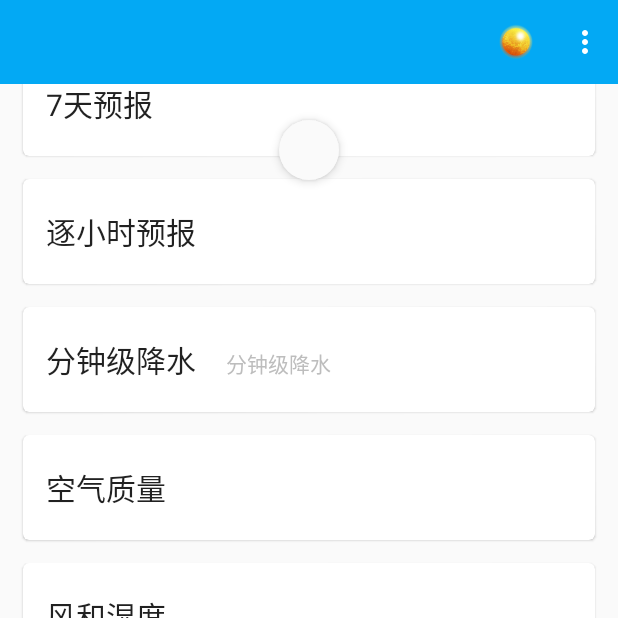
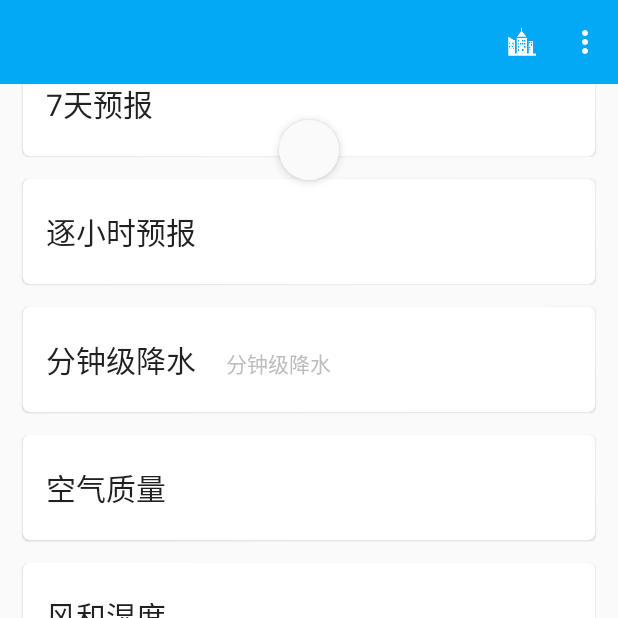
Before and after one commit to dream-seeker-steven/DayWeather, an Android app: the WeatherActivity screen opened directly, with no data from a screen before it, scrolled down 537 dp, on a phone screen of 412 x 824 dp, the top half of it. Run offline under Robolectric (Android 15) with nearby library versions, the phone set to English and light mode, and no system bars; 3 statements that could not run were skipped.

Commit message:
基本功能完成

```diff
--- a/app/src/main/java/cn/suyyy/dayweather/ui/city/CityFragment.kt
+++ b/app/src/main/java/cn/suyyy/dayweather/ui/city/CityFragment.kt
@@ -11,6 +11,7 @@ import androidx.lifecycle.Observer
 import androidx.lifecycle.ViewModelProvider
 import androidx.recyclerview.widget.LinearLayoutManager
 import cn.suyyy.dayweather.R
+import cn.suyyy.dayweather.app.MainActivity
 import cn.suyyy.dayweather.ui.weather.WeatherActivity
 import cn.suyyy.dayweather.util.showToast
 import kotlinx.android.synthetic.main.fragment_city.*
@@ -28,15 +29,14 @@ class CityFragment : Fragment() {
         container: ViewGroup?,
         savedInstanceState: Bundle?
     ): View? {
-        return inflater.inflate(R.layout.fragment_city,container,false)
+        return inflater.inflate(R.layout.fragment_city, container, false)
     }
 
     override fun onActivityCreated(savedInstanceState: Bundle?) {
         super.onActivityCreated(savedInstanceState)
-
-        if (viewModel.isCitySaved()){
+        if (activity is MainActivity && viewModel.isCitySaved()) {
             val city = viewModel.getSaveCity()
-            val intent = Intent(context,WeatherActivity::class.java).apply {
+            val intent = Intent(context, WeatherActivity::class.java).apply {
                 val location = "${city.lon},${city.lat}"
                 putExtra("city_location", location)
                 putExtra("city_name", city.name)
@@ -48,16 +48,18 @@ class CityFragment : Fragment() {
 
         val layoutManager = LinearLayoutManager(activity)
         recyclerView.layoutManager = layoutManager
+        if (activity is MainActivity) {
+            viewModel.getHotCityList()
+        }
         // 加载热门数据
-        viewModel.getHotCityList()
-        adapter = CityAdapter(this,viewModel.cityList)
+        adapter = CityAdapter(this, viewModel.cityList)
         recyclerView.adapter = adapter
 
         searchCityEdit.addTextChangedListener { editable ->
             val content = editable.toString()
-            if (content.isNotEmpty()){
+            if (content.isNotEmpty()) {
                 viewModel.searchCityList(content)
-            }else{
+            } else {
                 viewModel.cityList.clear()
                 adapter.notifyDataSetChanged()
             }
--- a/app/src/main/res/layout/activity_weather.xml
+++ b/app/src/main/res/layout/activity_weather.xml
@@ -32,6 +32,7 @@
                     android:gravity="center"
                     android:textColor="@color/primary_text_light"
                     android:textSize="25sp" />
+
             </androidx.appcompat.widget.Toolbar>
         </com.google.android.material.appbar.AppBarLayout>
 
@@ -68,8 +69,25 @@
 
                 <include layout="@layout/realtime_indices" />
             </LinearLayout>
-
         </ScrollView>
         </androidx.swiperefreshlayout.widget.SwipeRefreshLayout>
+
     </androidx.coordinatorlayout.widget.CoordinatorLayout>
+
+    <FrameLayout
+        android:layout_width="match_parent"
+        android:layout_height="match_parent"
+        android:layout_gravity="start"
+        android:background="@color/primary"
+        android:clickable="true"
+        android:focusable="true">
+
+        <fragment
+            android:id="@+id/placecFragment"
+            android:name="cn.suyyy.dayweather.ui.city.CityFragment"
+            android:layout_width="match_parent"
+            android:layout_height="match_parent"
+            android:layout_marginTop="25dp" />
+
+    </FrameLayout>
 </androidx.drawerlayout.widget.DrawerLayout>
--- a/app/src/main/res/layout/daily_item.xml
+++ b/app/src/main/res/layout/daily_item.xml
@@ -17,7 +17,6 @@
         android:layout_gravity="center_vertical"
         android:layout_height="40dp" />
 
-
     <TextView
         android:id="@+id/dailyText"
         android:layout_width="0dp"
--- a/app/src/main/res/layout/realtime_hourly_item.xml
+++ b/app/src/main/res/layout/realtime_hourly_item.xml
@@ -2,7 +2,7 @@
 <LinearLayout xmlns:android="http://schemas.android.com/apk/res/android"
     android:layout_width="match_parent"
     android:layout_height="match_parent"
-    android:layout_margin="15dp">
+    android:layout_margin="10dp">
 
     <TextView
         android:id="@+id/hourlyFxTime"
--- a/app/src/main/res/layout/realtime_indices.xml
+++ b/app/src/main/res/layout/realtime_indices.xml
@@ -32,6 +32,10 @@
 
         </LinearLayout>
 
+        <TextView
+            android:layout_width="match_parent"
+            android:layout_height="60dp"/>
+
     </LinearLayout>
 
 </com.google.android.material.card.MaterialCardView>
--- a/app/src/main/res/layout/realtime_sun.xml
+++ b/app/src/main/res/layout/realtime_sun.xml
@@ -32,7 +32,7 @@
                 android:id="@+id/realtimeSunrise"
                 android:layout_width="wrap_content"
                 android:paddingBottom="10dp"
-                android:paddingStart="10dp"
+                android:paddingStart="20dp"
                 android:layout_alignParentStart="true"
                 android:layout_height="wrap_content"/>
 
@@ -40,7 +40,7 @@
                 android:id="@+id/realtimeSunset"
                 android:layout_width="wrap_content"
                 android:paddingBottom="10dp"
-                android:paddingEnd="10dp"
+                android:paddingEnd="20dp"
                 android:layout_alignParentEnd="true"
                 android:layout_height="wrap_content"/>
 
--- a/app/src/main/res/menu/toolbar.xml
+++ b/app/src/main/res/menu/toolbar.xml
@@ -3,12 +3,12 @@
     xmlns:app="http://schemas.android.com/apk/res-auto">
     <item
         android:id="@+id/cityMenu"
-        android:icon="@drawable/icon_100"
-        android:title="cityMenu"
-        app:showAsAction="always"/>
+        android:icon="@drawable/icon_city"
+        app:showAsAction="ifRoom"
+        android:title="@string/city" />
 
     <item
         android:id="@+id/setting"
-        android:title="setting"
+        android:title="@string/setting"
         app:showAsAction="never"/>
 </menu>
--- a/app/src/main/res/values/strings.xml
+++ b/app/src/main/res/values/strings.xml
@@ -12,8 +12,6 @@
     <string name="realtime_sun">日出日落</string>
     <string name="realtime_indices">生活指数</string>
 
-    <string name="cold">感冒</string>
-    <string name="dressing">穿衣</string>
-    <string name="realtime_uv">实时紫外线</string>
-    <string name="car_wash">洗车</string>
+    <string name="setting">设置</string>
+    <string name="city">城市</string>
 </resources>
```
Also changed, not shown: app/src/main/java/cn/suyyy/dayweather/ui/city/CitySelectActivity.kt (deleted, +0 -12 lines), app/src/main/java/cn/suyyy/dayweather/ui/weather/WeatherActivity.kt (+21 -13 lines), app/src/main/res/layout/activity_city_select.xml (deleted, +0 -35 lines), app/src/main/res/drawable-xxhdpi/icon_city.png (added).
